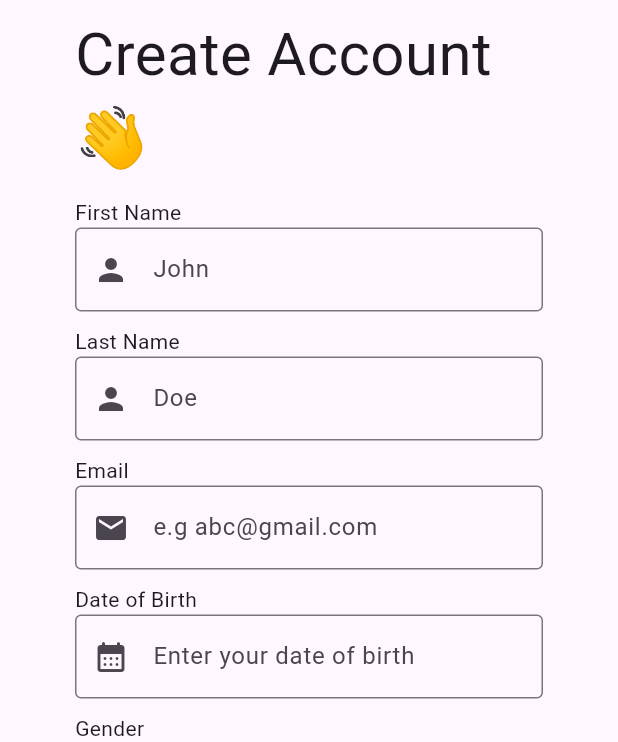
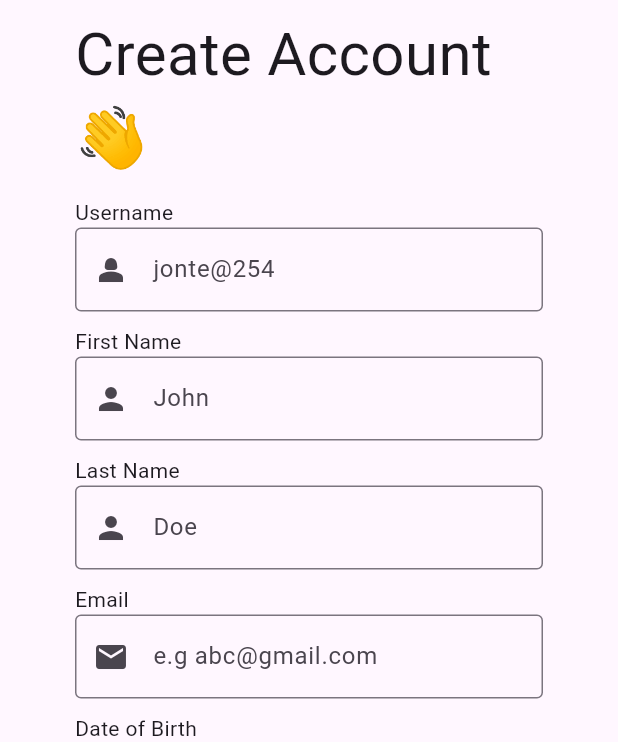
Before and after one commit to Raysika/Faraja-Application, a Flutter app: the RegistrationScreen screen opened directly, on a phone screen of 412 x 824 dp, the part 494-1236 px from its top. Run offline on Flutter 3.47's test engine with Material 3 defaults, Android fonts, the light colour scheme and no system bars; drawn by our look-alikes of flutter_form_builder; our stand-ins replace dartz, form_builder_validators, freezed_annotation, get, shared_preferences; accounts and stored records are empty.

Commit message:
Suucessfully integrated api for logging in users.

```diff
--- /dev/null
+++ b/lib/auth/controllers/auth_controller.dart
@@ -0,0 +1,41 @@
+import 'package:get/get.dart';
+import 'package:dartz/dartz.dart';
+import 'package:hackathon_frontend/auth/models/core/user.dart';
+import 'package:hackathon_frontend/auth/models/services/user_service.dart';
+
+class AuthController extends GetxController {
+  var isLoading = false.obs;
+  var user = Rxn<User>();
+  final UserService _userService = UserService();
+
+  Future<Either<String, dynamic>> registerUser(
+      String userName,
+      String firstName,
+      String lastName,
+      String email,
+      String phoneNumber,
+      String password,
+      DateTime dateOfBirth) async {
+    isLoading(true);
+    var result = await _userService.register(userName, firstName, lastName,
+        email, phoneNumber, password, dateOfBirth);
+
+    isLoading(false);
+    return result.fold((l) {
+      return left(l);
+    }, (r) {
+      return right(r);
+    });
+  }
+
+  Future<Either<String, dynamic>> logIn(String userName, String password)  async{
+    isLoading(true);
+    var result = await _userService.loginUser(userName, password);
+    isLoading(false);
+    return result.fold((l) {
+      return left(l);
+    }, (r) {
+      return right(r);
+    });
+  }
+}
--- a/lib/auth/controllers/controllers.dart
+++ b/lib/auth/controllers/controllers.dart
@@ -0,0 +1 @@
+export 'auth_controller.dart';
--- /dev/null
+++ b/lib/auth/models/core/user.dart
@@ -0,0 +1,20 @@
+import 'package:freezed_annotation/freezed_annotation.dart';
+part 'user.freezed.dart';
+part 'user.g.dart';
+
+@Freezed()
+class User with _$User{
+  const factory User({
+    required String username,
+    required String first_name,
+    required String last_name,
+    required String email,
+    required String phone,
+    String? password,
+    required String date_of_birth,
+    String? profile_picture,
+  }) = _User;
+
+  factory User.fromJson(Map<String, dynamic> json)
+    => _$UserFromJson(json);
+}
--- a/lib/auth/pages/registration_screen.dart
+++ b/lib/auth/pages/registration_screen.dart
@@ -4,6 +4,7 @@ import 'package:form_builder_validators/form_builder_validators.dart';
 import 'package:get/get.dart';
 import '../../display/display.dart';
 import '../../utils/utils.dart';
+import '../controllers/controllers.dart';
 
 class RegistrationScreen extends StatefulWidget {
   const RegistrationScreen({super.key});
@@ -15,6 +16,7 @@ class RegistrationScreen extends StatefulWidget {
 class _RegistrationScreenState extends State<RegistrationScreen> {
   final _formKey = GlobalKey<FormBuilderState>();
   bool _hidePassword = true;
+  final _authController = Get.find<AuthController>();
   // bool _loading = false;
 
   void _togglePassword() {
@@ -71,14 +73,27 @@ class _RegistrationScreenState extends State<RegistrationScreen> {
                               style: TextStyle(fontSize: 40),
                             ),
                             const SizedBox(height: Constants.SPACING),
+                            const Text("Username"),
+                            FormBuilderTextField(
+                              name: 'user_name',
+                              decoration: const InputDecoration(
+                                hintText: "jonte@254",
+                                border: OutlineInputBorder(),
+                                prefixIcon: Icon(Icons.person_2),
+                              ),
+                              validator: FormBuilderValidators.compose([
+                                FormBuilderValidators.required(),
+                                FormBuilderValidators.minLength(2),
+                              ]),
+                            ),
+                            const SizedBox(height: Constants.SPACING),
                             const Text("First Name"),
                             FormBuilderTextField(
                               name: 'first_name',
                               decoration: const InputDecoration(
                                   hintText: "John",
                                   border: OutlineInputBorder(),
-                                prefixIcon: Icon(Icons.person)
-                              ),
+                                  prefixIcon: Icon(Icons.person)),
                               validator: FormBuilderValidators.compose([
                                 FormBuilderValidators.required(),
                                 FormBuilderValidators.minLength(2),
@@ -125,27 +140,6 @@ class _RegistrationScreenState extends State<RegistrationScreen> {
                                 border: OutlineInputBorder(),
                               ),
                               inputType: InputType.date,
-                              validator: FormBuilderValidators.compose([
-                                FormBuilderValidators.required(),
-                              ]),
-                            ),
-                            const SizedBox(height: Constants.SPACING),
-                            const Text("Gender"),
-                            FormBuilderDropdown(
-                              name: 'gender',
-                              decoration: const InputDecoration(
-                                hintText: "Select your gender",
-                                prefixIcon: Icon(Icons.wc),
-                                border: OutlineInputBorder(),
-                              ),
-                              items: const [
-                                DropdownMenuItem(
-                                    value: 'Male', child: Text('Male')),
-                                DropdownMenuItem(
-                                    value: 'Female', child: Text('Female')),
-                                DropdownMenuItem(
-                                    value: 'Other', child: Text('Other')),
-                              ],
                               validator: FormBuilderValidators.compose([
                                 FormBuilderValidators.required(),
                               ]),
@@ -219,12 +213,35 @@ class _RegistrationScreenState extends State<RegistrationScreen> {
                               ]),
                             ),
                             const SizedBox(height: 20),
-                            OutlinedButton(
-                              onPressed: () {
+                            Obx(() {
+                              return _authController.isLoading.value
+                                  ? const CircularProgressIndicator()
+                                  : OutlinedButton(
+                                      onPressed: () async {
+                                        if (_formKey.currentState!.validate()) {
+                                          var result = await _authController.registerUser(
+                                            _formKey.currentState!.value['user_name'],
+                                            _formKey.currentState!.value['first_name'],
+                                            _formKey.currentState!.value['last_name'],
+                                            _formKey.currentState!.value['email'],
+                                            _formKey.currentState!.value['dob'],
+                                            _formKey.currentState!.value['phone_number'],
+                                            _formKey.currentState!.value['password'],
+                                          );
+                                          result.fold(
+                                            (error) {
+                                              Get.snackbar("Error", "There was an error registering you, please try again.",
+                                                  snackPosition: SnackPosition.BOTTOM);
+                                            },
+                                            (user) {
                                               Get.toNamed(RouteNames.MAIN_SCREEN);
                                             },
+                                          );
+                                        }
+                                      },
                                       child: const Text("Register"),
-                            ),
+                                    );
+                            }),
                             const SizedBox(height: 20),
                             Row(
                               mainAxisAlignment: MainAxisAlignment.start,
--- a/lib/utils/constants.dart
+++ b/lib/utils/constants.dart
@@ -1,4 +1,5 @@
 class Constants{
+  static const BASE_URL = 'http://192.168.217.230:8000/';
   static const MEDIUM_SCREEN_WIDTH = 600.00;
   static const SPACING = 10.0;
   static const ROUNDNESS = 10.0;
--- a/pubspec.yaml
+++ b/pubspec.yaml
@@ -44,6 +44,9 @@ dependencies:
   freezed: ^2.5.2
   freezed_annotation: ^2.4.4
   json_annotation: ^4.9.0
+  shared_preferences: ^2.2.3
+  http: ^1.2.2
+  dartz: ^0.10.1
 
 dev_dependencies:
   flutter_test:
```
Also changed, not shown: lib/auth/models/services/user_service.dart (added, +98 -0 lines), lib/auth/pages/login_screen.dart (+40 -20 lines), lib/local_storage/local_storage.dart (added, +75 -0 lines), lib/network_helper/network_helper.dart (added, +42 -0 lines), lib/auth/models/core/user.freezed.dart (added), lib/auth/models/core/user.g.dart (added), pubspec.lock, 1 other file. Lines whose indentation alone changed are shown as unchanged.
